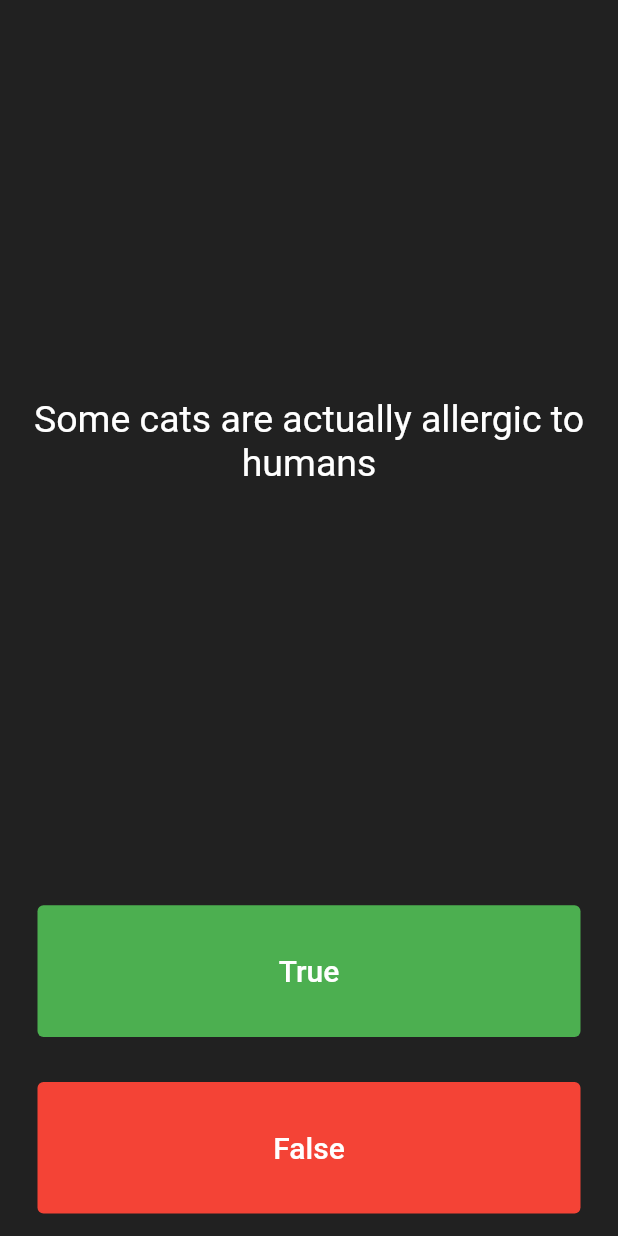
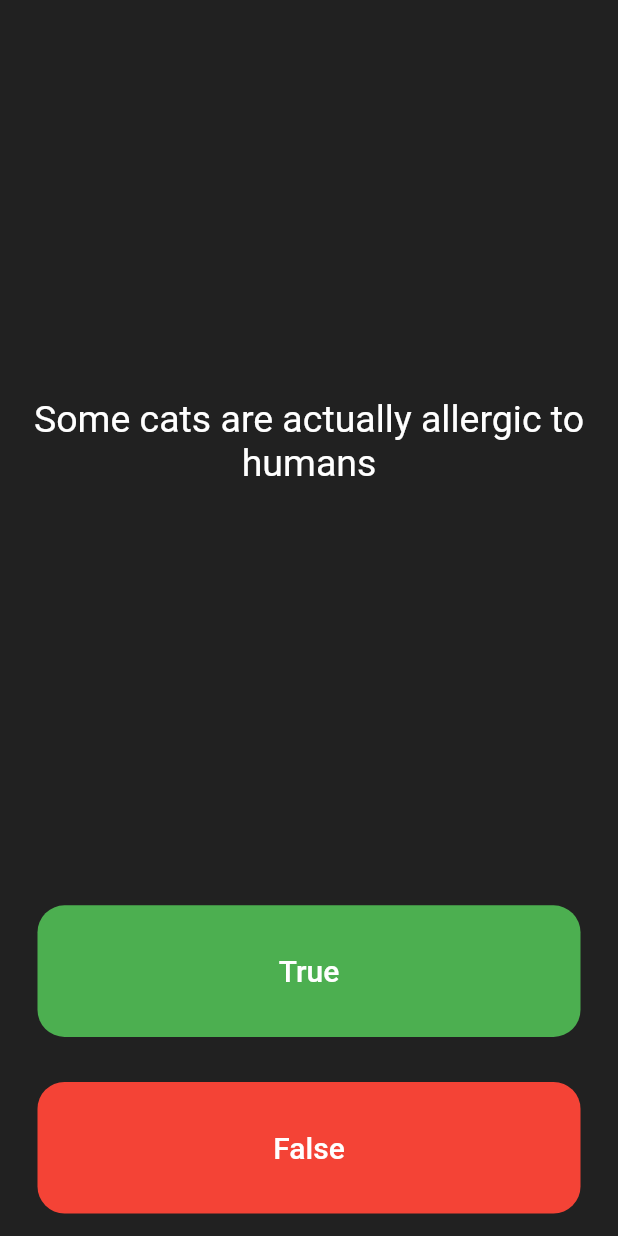
Before and after one commit to OstrichFarmer/trivia, a Flutter app: the screen it shows after launch, on a phone screen of 412 x 824 dp. Run offline on Flutter 3.47's test engine with Material 2 defaults, Android fonts, the phone set to English and light mode, and no system bars; our stand-ins replace rflutter_alert; missing offline and left inert: dart:ffi.

Commit message:
redesigned the true and false button

```diff
--- a/lib/trivia_page.dart
+++ b/lib/trivia_page.dart
@@ -77,7 +77,13 @@ class _TriviaPageState extends State<TriviaPage> {
                 checkAnswer(true);
               },
               style: ButtonStyle(
-                  backgroundColor: MaterialStateProperty.all(Colors.green)),
+                backgroundColor: MaterialStateProperty.all(Colors.green),
+                shape: MaterialStateProperty.all<RoundedRectangleBorder>(
+                  RoundedRectangleBorder(
+                    borderRadius: BorderRadius.circular(18),
+                  ),
+                ),
+              ),
             ),
           ),
         ),
@@ -93,7 +99,13 @@ class _TriviaPageState extends State<TriviaPage> {
                 checkAnswer(false);
               },
               style: ButtonStyle(
-                  backgroundColor: MaterialStateProperty.all(Colors.red)),
+                backgroundColor: MaterialStateProperty.all(Colors.red),
+                shape: MaterialStateProperty.all<RoundedRectangleBorder>(
+                  RoundedRectangleBorder(
+                    borderRadius: BorderRadius.circular(18),
+                  ),
+                ),
+              ),
             ),
           ),
         ),
```
